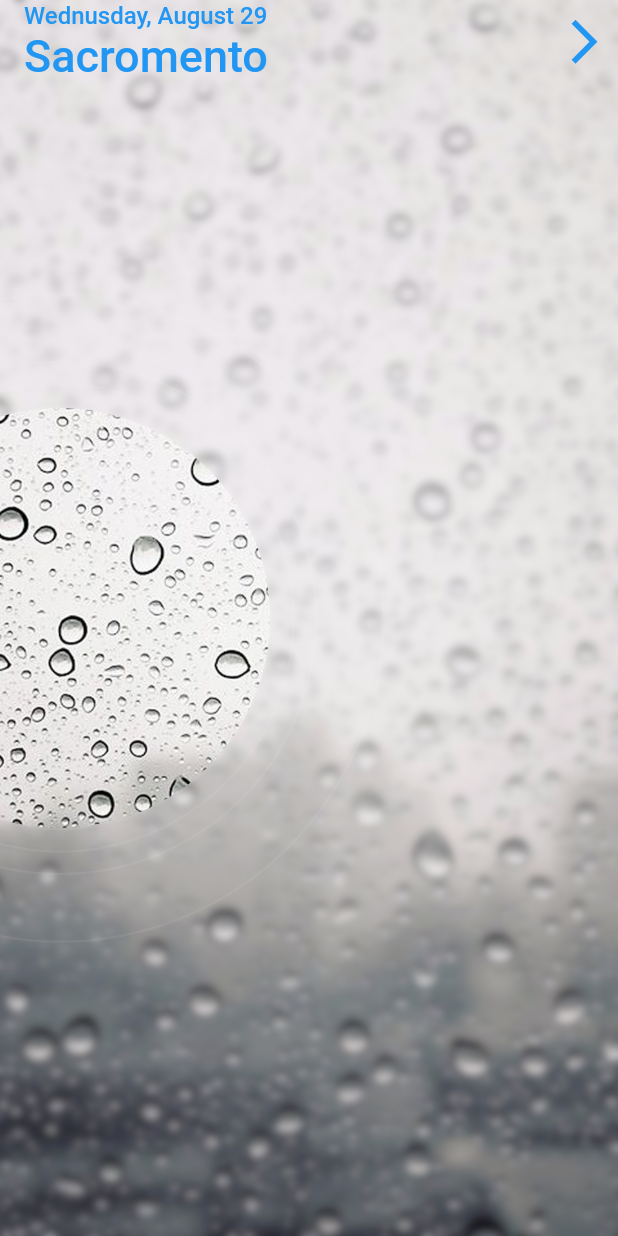
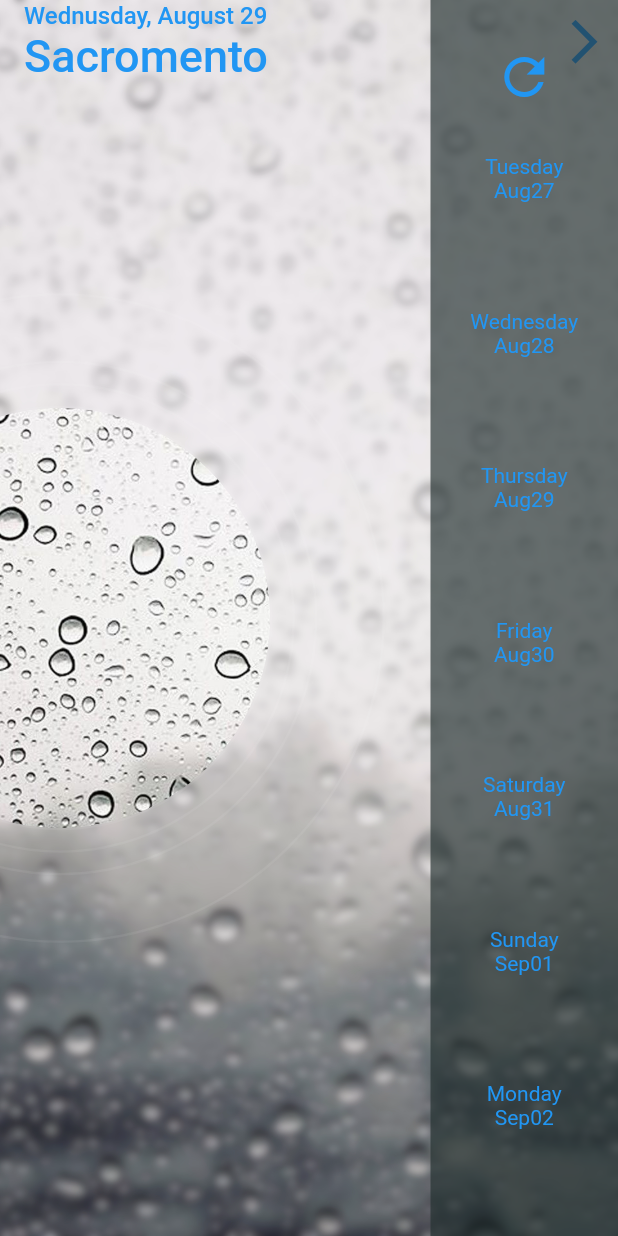
Before and after one commit to atul161/weather_forecast_app, a Flutter app: the screen it shows after launch, on a phone screen of 412 x 824 dp. Run offline on Flutter 3.47's test engine with Material 2 defaults, Android fonts, the phone set to English and light mode, and no system bars.

Commit message:
drawer added and aligned

```diff
--- /dev/null
+++ b/lib/forecast/background/week_drawer.dart
@@ -0,0 +1,55 @@
+import 'package:flutter/material.dart';
+
+class WeekDrawer extends StatelessWidget {
+
+  final week = [
+    'Tuesday\nAug27',
+    'Wednesday\nAug28',
+    'Thursday\nAug29',
+    'Friday\nAug30',
+    'Saturday\nAug31',
+    'Sunday\nSep01',
+    'Monday\nSep02',
+  ];
+
+  List<Widget> _buildDayButtons(){
+    return week.map((String title){
+      return new Expanded(
+        child: new GestureDetector(
+          onTap: (){
+            //TODO:
+          },
+          child: new Text(
+            title,
+            textAlign: TextAlign.center,
+            style: new TextStyle(
+              color: Colors.blue,
+              fontSize: 14.0,
+            ),
+          ),
+        ),
+      );
+    }).toList(); //it is needed to use this at the end of the map
+  }
+
+  @override
+  Widget build(BuildContext context) {
+    return new Container(
+      width: 125.0,
+      height: double.infinity,
+      color: new Color(0xAA233030),
+      child: new Column(
+        children: <Widget>[
+          new Expanded(
+            child: new Icon(
+              Icons.refresh,
+              color: Colors.blue,
+              size: 40.0,
+            ),
+          ),
+        ]
+          ..addAll(_buildDayButtons(),),
+      ),
+    );
+  }
+}
--- a/lib/main.dart
+++ b/lib/main.dart
@@ -1,6 +1,7 @@
 import 'package:flutter/material.dart';
 import 'package:weather_forecast_app/forecast/background/app_bar.dart';
 import 'package:weather_forecast_app/forecast/background/background_with_rings.dart';
+import 'package:weather_forecast_app/forecast/background/week_drawer.dart';
 
 void main() => runApp(new MyApp());
 
@@ -32,7 +33,6 @@ class _MyHomePageState extends State<MyHomePage> {
         children: <Widget>[
           new BackgroundWithRings(),
 
-
           //next in the stack we are going to have app bar
           new Positioned( //position widgets are made for stack and they allow us to define the relationship the child widget has with the stack
             top: 0.0,
@@ -40,6 +40,10 @@ class _MyHomePageState extends State<MyHomePage> {
             right: 0.0,
             child: new ForecastAppBar(),
           ),
+          new Align(
+            alignment: Alignment.centerRight,
+              child: new WeekDrawer(),
+          ),
         ],
       ),
     );
```
